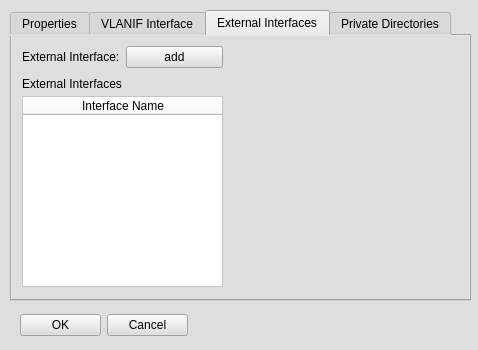
Above: netflux5g-editor/src/gui/ui/Host_properties.ui from adaptivenetworklab/NetFlux5G before the change. Below: the same form after it.
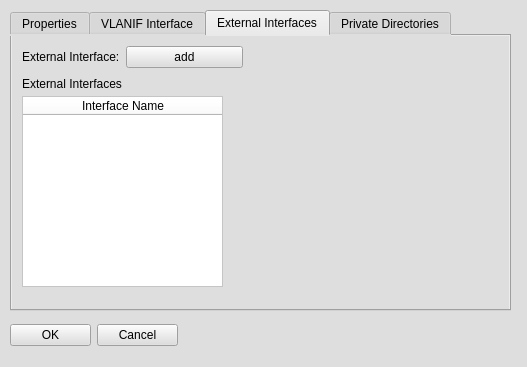
That is the form after the change. The open tabs and pages were chosen to show the change.

The edit to the form file:
```diff
--- a/netflux5g-editor/src/gui/ui/Host_properties.ui
+++ b/netflux5g-editor/src/gui/ui/Host_properties.ui
@@ -6,8 +6,8 @@
    <rect>
     <x>0</x>
     <y>0</y>
-    <width>478</width>
-    <height>350</height>
+    <width>527</width>
+    <height>367</height>
    </rect>
   </property>
   <property name="windowTitle">
@@ -20,8 +20,8 @@
    <widget class="QWidget" name="gridLayoutWidget">
     <property name="geometry">
      <rect>
-      <x>20</x>
-      <y>310</y>
+      <x>10</x>
+      <y>320</y>
       <width>168</width>
       <height>31</height>
      </rect>
@@ -48,8 +48,8 @@
      <rect>
       <x>10</x>
       <y>10</y>
-      <width>461</width>
-      <height>291</height>
+      <width>501</width>
+      <height>301</height>
      </rect>
     </property>
     <property name="currentIndex">
@@ -295,7 +295,7 @@
        <rect>
         <x>10</x>
         <y>40</y>
-        <width>101</width>
+        <width>221</width>
         <height>16</height>
        </rect>
       </property>
@@ -308,7 +308,7 @@
        <rect>
         <x>10</x>
         <y>10</y>
-        <width>201</width>
+        <width>221</width>
         <height>27</height>
        </rect>
       </property>
```
Left out of the diff: 4 changed lines with no effect on the pictures.
